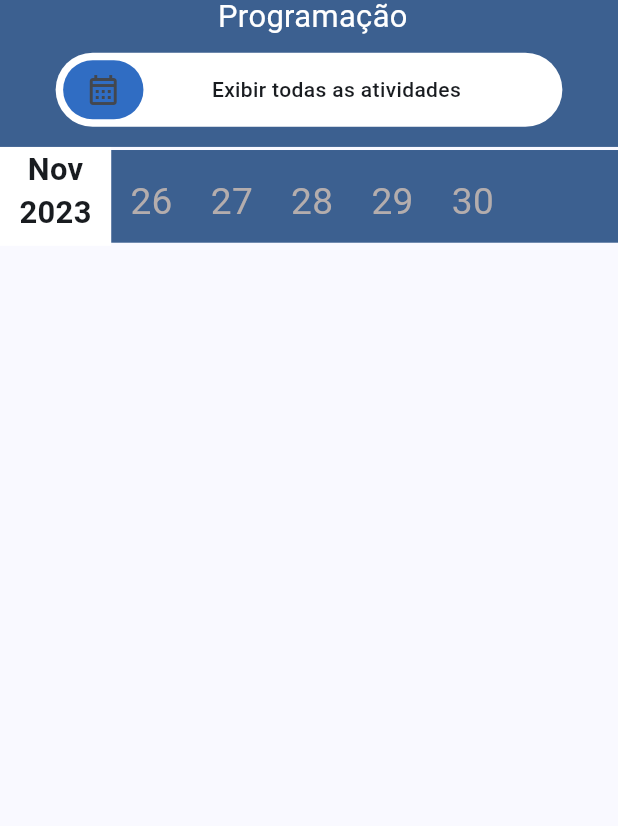
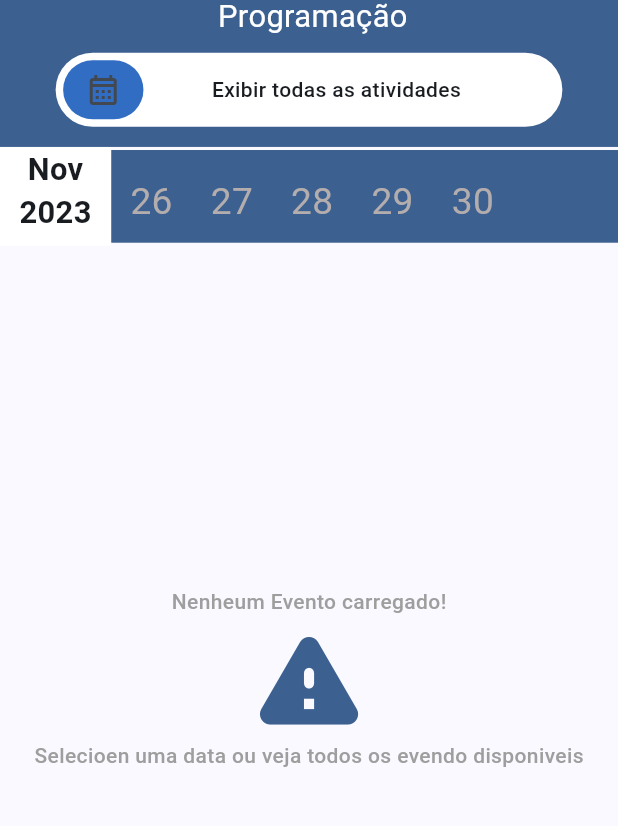
Before and after one commit to JoseGoncalvess/exercicios-2024, a Flutter app: the screen it shows after launch, on a phone screen of 412 x 824 dp, the part 125-951 px from its top. Run offline on Flutter 3.47's test engine with Material 3 defaults, Android fonts, the phone set to English and light mode, and no system bars; our stand-ins replace from_css_color, go_router.

Commit message:
[Estrutura] created card info. events

```diff
--- /dev/null
+++ b/lib/components/card_information_widget.dart
@@ -0,0 +1,29 @@
+import 'package:flutter/material.dart';
+
+class CardInformationWidget extends StatelessWidget {
+  const CardInformationWidget({super.key});
+
+  @override
+  Widget build(BuildContext context) {
+    return Container(
+      child: Column(
+        crossAxisAlignment: CrossAxisAlignment.center,
+        mainAxisAlignment: MainAxisAlignment.center,
+        children: [
+          const Text(
+            "Nenheum Evento carregado!",
+            style: TextStyle(color: Colors.grey, fontWeight: FontWeight.w500),
+          ),
+          Icon(
+            Icons.warning_rounded,
+            color: Theme.of(context).primaryColor,
+            size: MediaQuery.of(context).size.height * 0.1,
+          ),
+          const Text("Selecioen uma data ou veja todos os evendo disponiveis",
+              style:
+                  TextStyle(color: Colors.grey, fontWeight: FontWeight.w500)),
+        ],
+      ),
+    );
+  }
+}
--- a/lib/pages/person details/widgets/custom_details_person.dart
+++ b/lib/pages/person details/widgets/custom_details_person.dart
@@ -19,7 +19,7 @@ class CustomDetailsPerson extends StatelessWidget {
             child: Row(
               children: [
                  Padding(
-                  padding:  EdgeInsets.symmetric(horizontal: 10.0),
+                  padding:  const EdgeInsets.symmetric(horizontal: 10.0),
                   child:picture.isEmpty?CircleAvatar(
                     radius: 60,
                     backgroundColor: Theme.of(context).primaryColor,
@@ -29,7 +29,7 @@ class CustomDetailsPerson extends StatelessWidget {
                     backgroundImage: NetworkImage(picture)
                   ),
                 ),
-                Container(
+                SizedBox(
                   width:  MediaQuery.of(context).size.width * 0.6,
                   height: MediaQuery.of(context).size.height*0.14,
                     child: Column(
```
Also changed, not shown: lib/pages/calendar/calendar_view.dart (+10 -8 lines).
